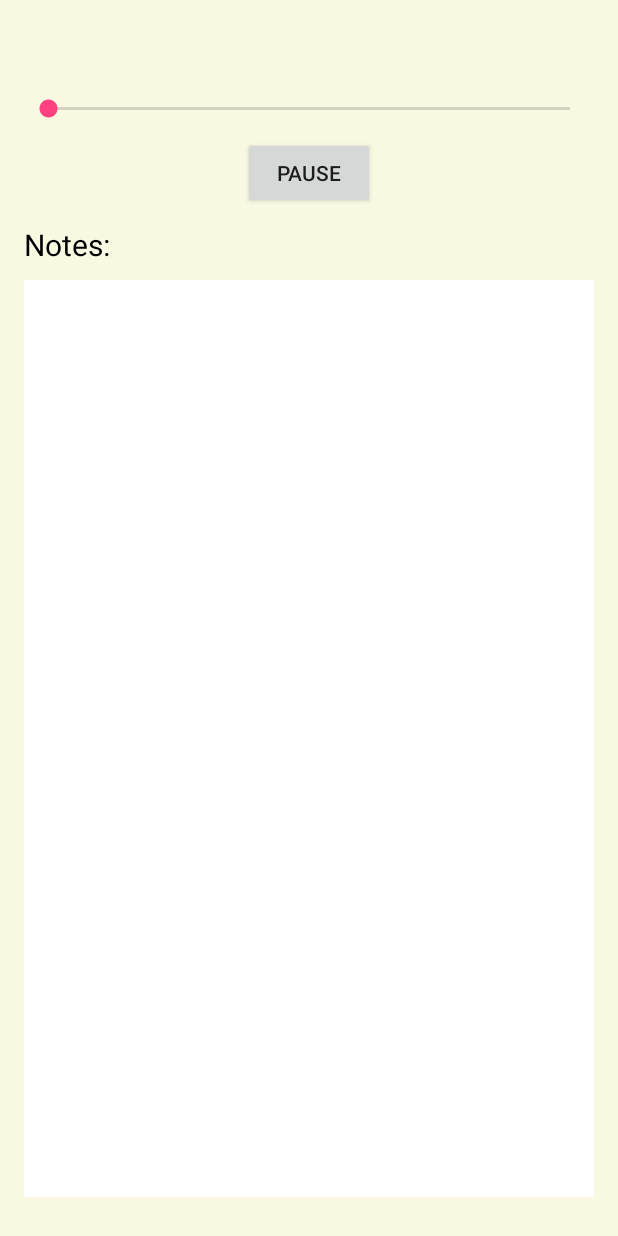
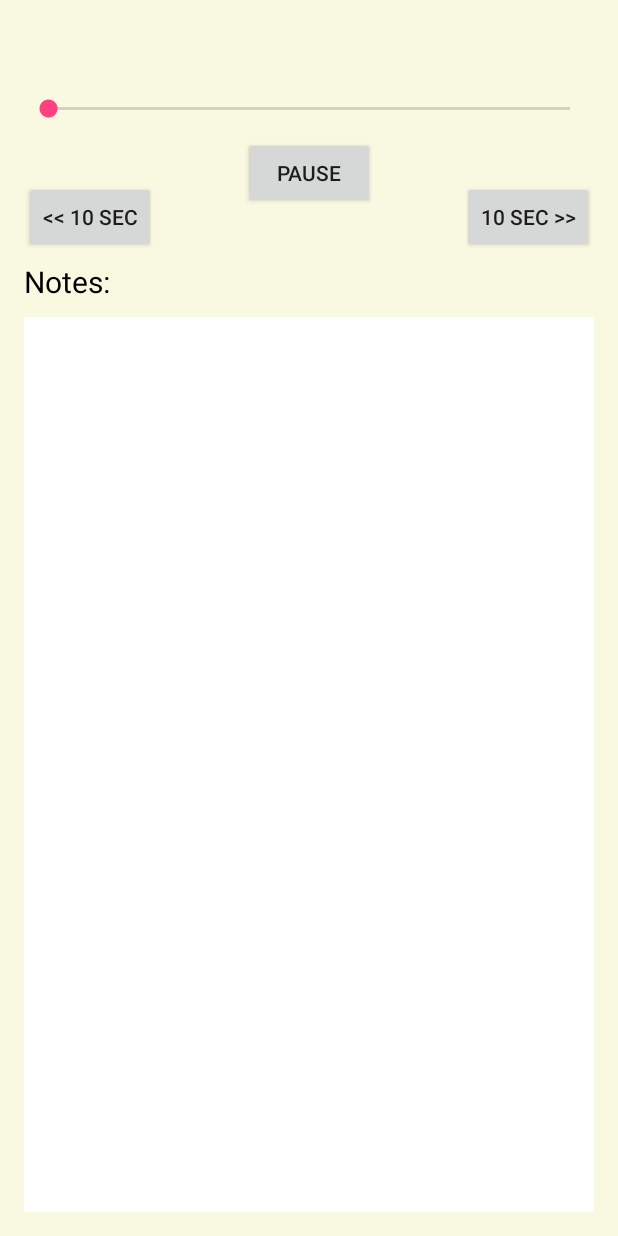
Before and after one commit to kirtan96/Audio_Notetaker, an Android app: the layout content_search_result.xml on its own in the app's theme, with its tools: preview values and no code run, on a phone screen of 412 x 824 dp. Run offline under Robolectric (Android 15) with nearby library versions, the phone set to English and light mode, and no system bars.

```diff
--- a/app/src/main/res/layout/content_search_result.xml
+++ b/app/src/main/res/layout/content_search_result.xml
@@ -12,7 +12,6 @@
     tools:context="com.kirtan.audionotetaker.SearchResult"
     tools:showIn="@layout/activity_search_result"
     android:background="#F9F9E2">
-
 
     <TextView
         android:layout_width="match_parent"
@@ -50,7 +49,7 @@
     <TextView
         android:layout_width="wrap_content"
         android:layout_height="wrap_content"
-            android:id="@id/finalTime"
+        android:id="@+id/finalTime"
         android:layout_below="@id/seekBar"
         android:layout_alignRight="@id/seekBar"
         android:layout_marginBottom="10dp"/>
@@ -63,17 +62,35 @@
         android:textSize="20dp"
         android:layout_marginBottom="10dp"
         android:id="@+id/noteText"
-            android:layout_below="@id/pauseButton" />
+        android:layout_below="@+id/leftskip"
+        android:layout_marginTop="5dp"/>
 
     <ListView
         android:layout_width="match_parent"
         android:layout_height="match_parent"
-            android:id="@id/note"
-            android:layout_below="@id/noteText"
+        android:id="@+id/note"
         android:textColor="@android:color/black"
         android:textSize="16dp"
-            android:layout_marginBottom="10dp"
-            android:background="#FFF" />
+        android:background="#FFF"
+        android:layout_below="@+id/noteText"/>
+
+    <Button
+        android:layout_width="wrap_content"
+        android:layout_height="wrap_content"
+        android:text="&lt;&lt; 10 sec"
+        android:id="@+id/leftskip"
+        android:layout_below="@+id/currentTime"
+        android:layout_alignParentLeft="true"
+        android:layout_alignParentStart="true" />
+
+    <Button
+        android:layout_width="wrap_content"
+        android:layout_height="wrap_content"
+        android:text="10 sec >>"
+        android:id="@+id/rightskip"
+        android:layout_below="@+id/finalTime"
+        android:layout_alignParentRight="true"
+        android:layout_alignParentEnd="true" />
 
 
 
```
Also changed, not shown: app/src/main/java/com/kirtan/audionotetaker/Player.java (+99 -1 lines), app/src/main/java/com/kirtan/audionotetaker/SearchResult.java (+93 -1 lines), app/src/main/res/layout/content_player.xml (+19 -1 lines). Lines whose indentation alone changed are shown as unchanged.
